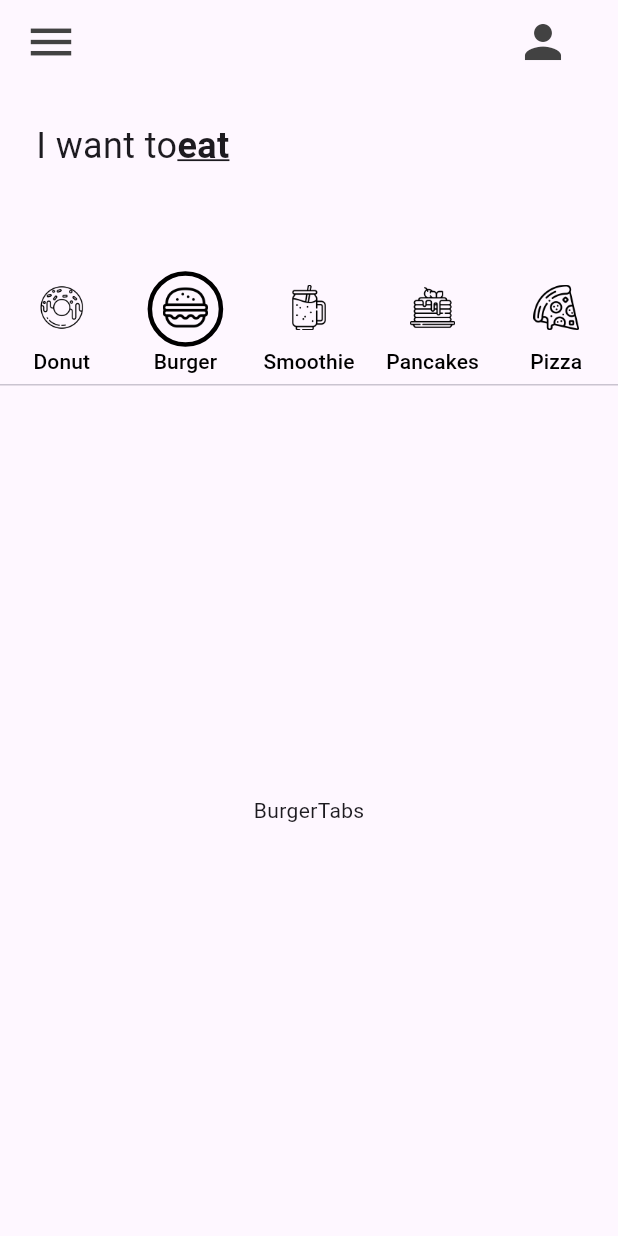
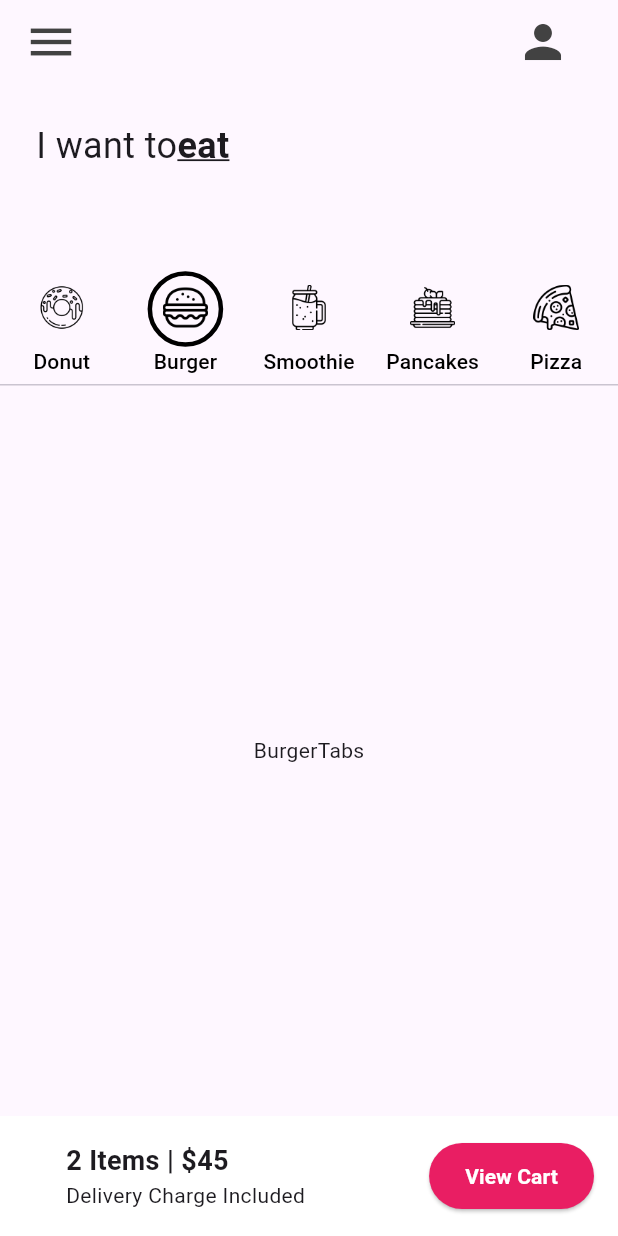
Before and after one commit to EAntoni0/donut_app, a Flutter app: the screen it shows after launch, tab 2 chosen, on a phone screen of 412 x 824 dp. Run offline on Flutter 3.47's test engine with Material 3 defaults, Android fonts, the phone set to English and light mode, and no system bars.

Commit message:
shopping_cart_container_added

```diff
--- a/lib/pages/home_page.dart
+++ b/lib/pages/home_page.dart
@@ -80,11 +80,11 @@ class _HomePageState extends State<HomePage> {
                 shape: BoxShape.circle,
                 border: Border.all(
                   color: Colors.black, // color del borde
-                  width: 3,           // grosor
+                  width: 3, // grosor
                 ),
-
               ),
-              indicatorSize: TabBarIndicatorSize.label, // 👈 clave para ajustar al icono
+              indicatorSize:
+                  TabBarIndicatorSize.label, // 👈 clave para ajustar al icono
               labelColor: Colors.black,
               unselectedLabelColor: Colors.grey,
             ),
@@ -100,6 +100,55 @@ class _HomePageState extends State<HomePage> {
                 ],
               ),
             ),
+
+            //Carito
+            Container(
+              color: Colors.white,
+              padding: EdgeInsets.all(16),
+              child: Row(
+                mainAxisAlignment: MainAxisAlignment
+                    .spaceBetween, // Espacio entre los elementos
+                children: [
+                  Padding(
+                    padding: EdgeInsets.only(left: 28),
+                    child: Column(
+                      crossAxisAlignment: CrossAxisAlignment
+                          .start, // Alinea el texto a la izquierda
+                      children: [
+                        Text(
+                          '2 Items | \$45',
+                          style: TextStyle(
+                            fontSize: 18,
+                            fontWeight: FontWeight.bold,
+                          ),
+                        ),
+                        Text(
+                          'Delivery Charge Included',
+                        ), //creamos el texto de la izquierda
+                      ],
+                    ),
+                  ),
+                  //boton
+                  ElevatedButton(
+                    style: ElevatedButton.styleFrom(
+                      backgroundColor: Colors.pink, // Color de fondo rosa
+                      padding: EdgeInsets.symmetric(
+                        horizontal: 24,
+                        vertical: 12,
+                      ), // Espaciado interno
+                    ),
+                    onPressed: () {},
+                    child: const Text(
+                      'View Cart',
+                      style: TextStyle(
+                        color: Colors.white,
+                        fontWeight: FontWeight.bold,
+                      ),
+                    ),
+                  ),
+                ],
+              ),
+            ),
           ],
         ),
       ),
--- a/lib/tab/donut_tab.dart
+++ b/lib/tab/donut_tab.dart
@@ -7,7 +7,7 @@ class DonutTab extends StatelessWidget {
   final List donutOnSale = [
     ["Chocolate", "100", Colors.brown, "Lib/images/chocolate_donut.png", "StarBucks"],
     ["Strawberry", "89", Colors.red, "Lib/images/strawberry_donut.png", "KrispyKreme"],
-    ["Grape", "95", Colors.amber, "Lib/images/grape_donut.png", "Dunkin'"],
+    ["Grape", "95", Colors.blue, "Lib/images/grape_donut.png", "Dunkin'"],
     ["Ice Cream", "30", Colors.brown, "Lib/images/icecream_donut.png", "Oxxo"],
   ];
 
@@ -18,7 +18,7 @@ class DonutTab extends StatelessWidget {
         crossAxisCount: 2,       // número de columnas
         childAspectRatio: 1 / 1.4,     // proporción de cada celda
       ),
-      itemCount: donutOnSale.length, // 👈 MUY IMPORTANTE
+      itemCount: donutOnSale.length, //
       itemBuilder: (context, index) {
         return DonutTile(
           donutFlavor: donutOnSale[index][0],
--- a/lib/utils/donut_tile.dart
+++ b/lib/utils/donut_tile.dart
@@ -55,9 +55,6 @@ class DonutTile extends StatelessWidget {
                     ),
                   ),
                 ),
-
-
-
             ],
           ),
 
@@ -103,9 +100,8 @@ class DonutTile extends StatelessWidget {
 
           ],
 
+        ),
 
-
-        ),
       ),
     );
   }
```
